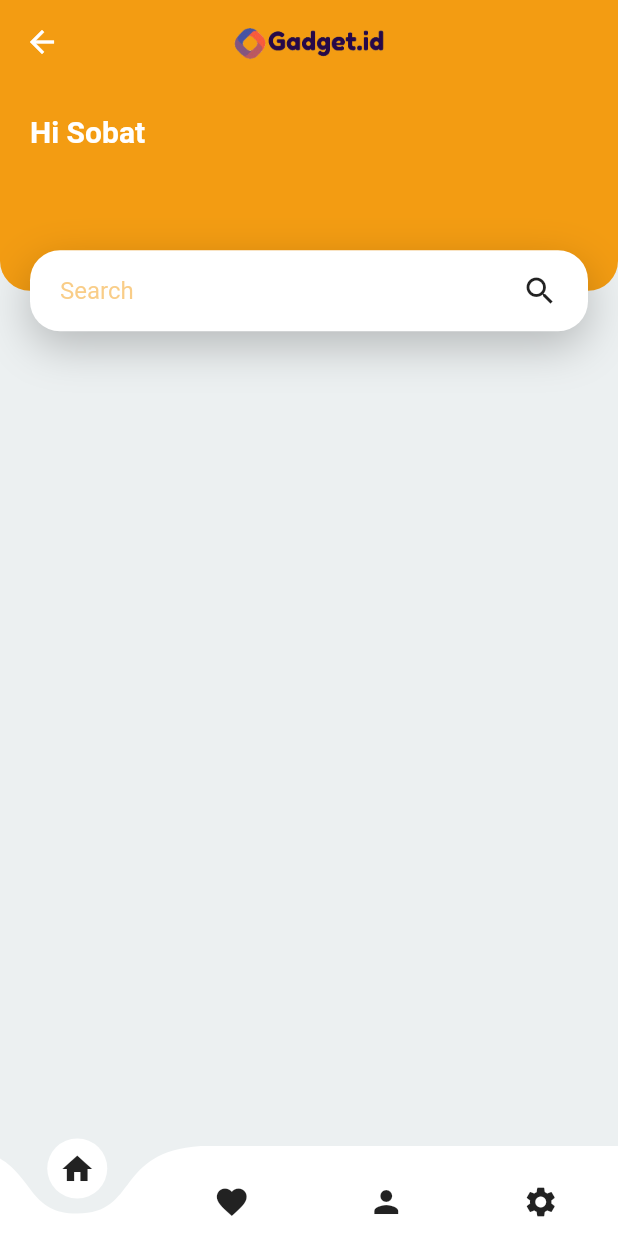
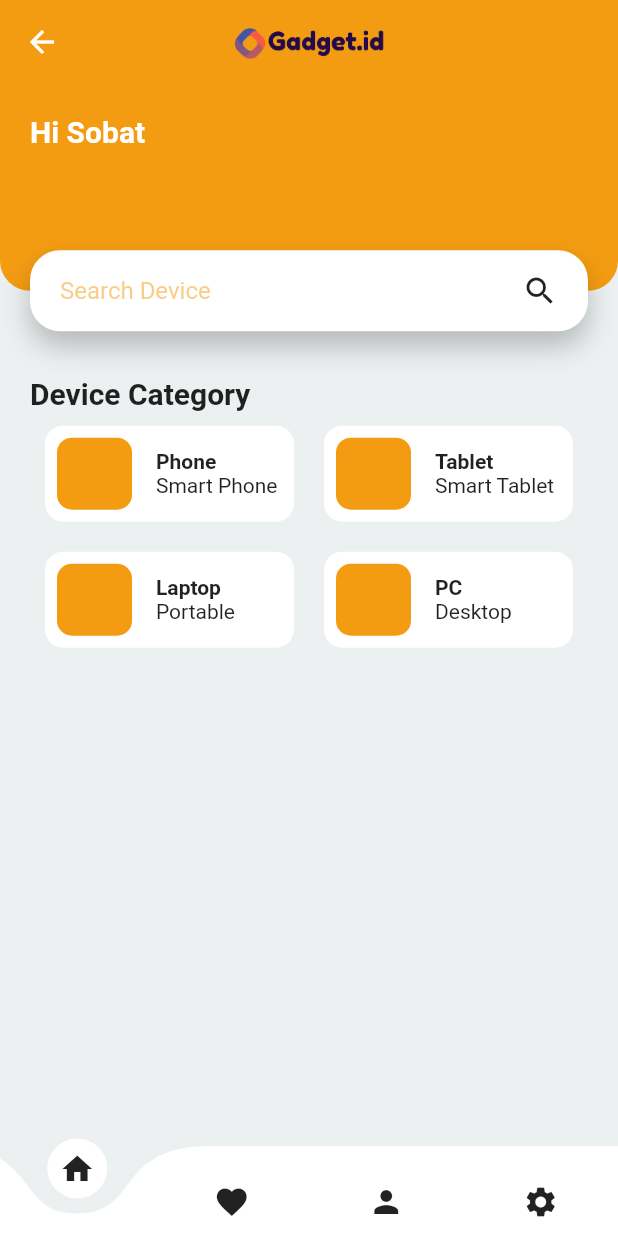
Before and after one commit to farhan1202/Gadget.ID, a Flutter app: the HomeView screen opened by its route, on a phone screen of 412 x 824 dp. Run offline on Flutter 3.47's test engine with Material 2 defaults, Android fonts, the phone set to English and light mode, and no system bars; drawn by our look-alikes of curved_navigation_bar; our stand-ins replace get, get_storage, introduction_screen; accounts and stored records are empty.

Commit message:
update homeView #2

```diff
--- a/lib/app/modules/main/home/views/pages/homePages.dart
+++ b/lib/app/modules/main/home/views/pages/homePages.dart
@@ -1,5 +1,7 @@
 import 'package:flutter/material.dart';
-import 'package:gadgetid_app/app/data/colors_constants.dart';
+
+import 'widget/deviceCategory.dart';
+import 'widget/headerHome.dart';
 
 class HomePages extends StatelessWidget {
   const HomePages({Key? key}) : super(key: key);
@@ -10,67 +12,18 @@ class HomePages extends StatelessWidget {
     return SingleChildScrollView(
         child: Column(
       children: [
-        Container(
-          margin: EdgeInsets.only(bottom: 20),
-          height: size.height * 0.2,
-          child: Stack(
-            children: [
-              Container(
-                height: size.height * 0.2 - 27,
-                width: size.width,
-                padding: EdgeInsets.all(20),
-                decoration: BoxDecoration(
-                  color: kPrimeryColor,
-                  borderRadius: BorderRadius.only(
-                      bottomLeft: Radius.circular(20),
-                      bottomRight: Radius.circular(20)),
-                ),
-                child: Text(
-                  "Hi Sobat",
-                  style: TextStyle(
-                      color: Colors.white,
-                      fontWeight: FontWeight.bold,
-                      fontSize: 20),
-                ),
-              ),
-              Positioned(
-                bottom: 0,
-                left: 0,
-                right: 0,
-                child: Container(
-                  alignment: Alignment.center,
-                  margin: EdgeInsets.symmetric(horizontal: 20),
-                  padding: EdgeInsets.symmetric(horizontal: 20),
-                  height: 54,
-                  decoration: BoxDecoration(
-                    color: Colors.white,
-                    borderRadius: BorderRadius.circular(20),
-                    boxShadow: [
-                      BoxShadow(
-                          offset: Offset(0, 10),
-                          blurRadius: 25,
-                          color: Colors.black.withOpacity(0.23))
-                    ],
-                  ),
-                  child: Row(
-                    children: [
-                      Expanded(
-                          child: TextField(
-                        decoration: InputDecoration(
-                            hintText: "Search",
-                            hintStyle: TextStyle(
-                                color: kPrimeryColor.withOpacity(0.5)),
-                            enabledBorder: InputBorder.none,
-                            focusedBorder: InputBorder.none),
-                      )),
-                      Icon(Icons.search)
-                    ],
-                  ),
-                ),
-              ),
-            ],
+        HeaderHome(size: size),
+        Align(
+          alignment: Alignment.centerLeft,
+          child: Container(
+            margin: EdgeInsets.symmetric(horizontal: 20, vertical: 10),
+            child: Text(
+              "Device Category",
+              style: TextStyle(fontSize: 20, fontWeight: FontWeight.bold),
+            ),
           ),
-        )
+        ),
+        DeviceCategory()
       ],
     ));
   }
--- /dev/null
+++ b/lib/app/modules/main/home/views/pages/widget/cardCategory.dart
@@ -0,0 +1,61 @@
+import 'package:flutter/material.dart';
+import 'package:gadgetid_app/app/data/colors_constants.dart';
+import 'package:get/get.dart';
+
+class CardService extends StatelessWidget {
+  const CardService({
+    Key? key,
+    required this.title,
+    required this.subtitle,
+    required this.message,
+  }) : super(key: key);
+
+  final String title, subtitle, message;
+
+  @override
+  Widget build(BuildContext context) {
+    return Expanded(
+      child: GestureDetector(
+        onTap: () => Get.snackbar("Menu", message),
+        child: Container(
+          margin: EdgeInsets.symmetric(horizontal: 10),
+          padding: EdgeInsets.all(8),
+          height: 64,
+          decoration: BoxDecoration(
+            color: Colors.white,
+            borderRadius: BorderRadius.circular(12),
+          ),
+          child: Row(
+            children: [
+              Container(
+                height: 50,
+                width: 50,
+                decoration: BoxDecoration(
+                    color: kPrimeryColor,
+                    borderRadius: BorderRadius.circular(10)),
+              ),
+              Padding(
+                padding: EdgeInsets.only(left: 16),
+                child: Column(
+                  mainAxisAlignment: MainAxisAlignment.center,
+                  crossAxisAlignment: CrossAxisAlignment.start,
+                  children: [
+                    Text(
+                      title,
+                      style: TextStyle(fontWeight: FontWeight.bold),
+                    ),
+                    Text(
+                      subtitle,
+                      maxLines: 1,
+                      overflow: TextOverflow.ellipsis,
+                    ),
+                  ],
+                ),
+              )
+            ],
+          ),
+        ),
+      ),
+    );
+  }
+}
--- /dev/null
+++ b/lib/app/modules/main/home/views/pages/widget/deviceCategory.dart
@@ -0,0 +1,38 @@
+import 'package:flutter/material.dart';
+
+import 'cardCategory.dart';
+
+class DeviceCategory extends StatelessWidget {
+  const DeviceCategory({
+    Key? key,
+  }) : super(key: key);
+
+  @override
+  Widget build(BuildContext context) {
+    return Container(
+      margin: EdgeInsets.symmetric(horizontal: 20),
+      child: Column(
+        children: [
+          Row(
+            children: [
+              CardService(
+                  title: "Phone", subtitle: "Smart Phone", message: "Menu 1"),
+              CardService(
+                  title: "Tablet", subtitle: "Smart Tablet", message: "Menu 2"),
+            ],
+          ),
+          SizedBox(
+            height: 20,
+          ),
+          Row(
+            children: [
+              CardService(
+                  title: "Laptop", subtitle: "Portable", message: "Menu 3"),
+              CardService(title: "PC", subtitle: "Desktop", message: "Menu 4"),
+            ],
+          ),
+        ],
+      ),
+    );
+  }
+}
--- /dev/null
+++ b/lib/app/modules/main/home/views/pages/widget/headerHome.dart
@@ -0,0 +1,76 @@
+import 'package:flutter/material.dart';
+import 'package:gadgetid_app/app/data/colors_constants.dart';
+
+class HeaderHome extends StatelessWidget {
+  const HeaderHome({
+    Key? key,
+    required this.size,
+  }) : super(key: key);
+
+  final Size size;
+
+  @override
+  Widget build(BuildContext context) {
+    return Container(
+      margin: EdgeInsets.only(bottom: 20),
+      height: size.height * 0.2,
+      child: Stack(
+        children: [
+          Container(
+            height: size.height * 0.2 - 27,
+            width: size.width,
+            padding: EdgeInsets.all(20),
+            decoration: BoxDecoration(
+              color: kPrimeryColor,
+              borderRadius: BorderRadius.only(
+                  bottomLeft: Radius.circular(20),
+                  bottomRight: Radius.circular(20)),
+            ),
+            child: Text(
+              "Hi Sobat",
+              style: TextStyle(
+                  color: Colors.white,
+                  fontWeight: FontWeight.bold,
+                  fontSize: 20),
+            ),
+          ),
+          Positioned(
+            bottom: 0,
+            left: 0,
+            right: 0,
+            child: Container(
+              alignment: Alignment.center,
+              margin: EdgeInsets.symmetric(horizontal: 20),
+              padding: EdgeInsets.symmetric(horizontal: 20),
+              height: 54,
+              decoration: BoxDecoration(
+                color: Colors.white,
+                borderRadius: BorderRadius.circular(20),
+                boxShadow: [
+                  BoxShadow(
+                      offset: Offset(0, 10),
+                      blurRadius: 15,
+                      color: Colors.black.withOpacity(0.23))
+                ],
+              ),
+              child: Row(
+                children: [
+                  Expanded(
+                      child: TextField(
+                    decoration: InputDecoration(
+                        hintText: "Search Device",
+                        hintStyle:
+                            TextStyle(color: kPrimeryColor.withOpacity(0.5)),
+                        enabledBorder: InputBorder.none,
+                        focusedBorder: InputBorder.none),
+                  )),
+                  Icon(Icons.search)
+                ],
+              ),
+            ),
+          ),
+        ],
+      ),
+    );
+  }
+}
```
